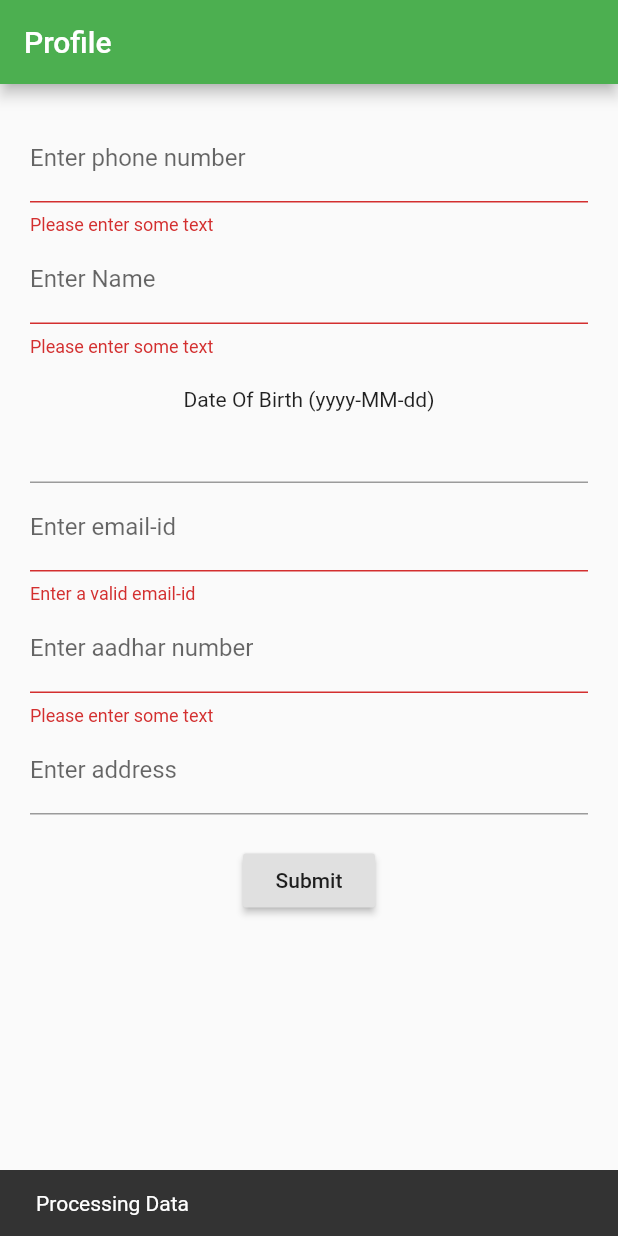
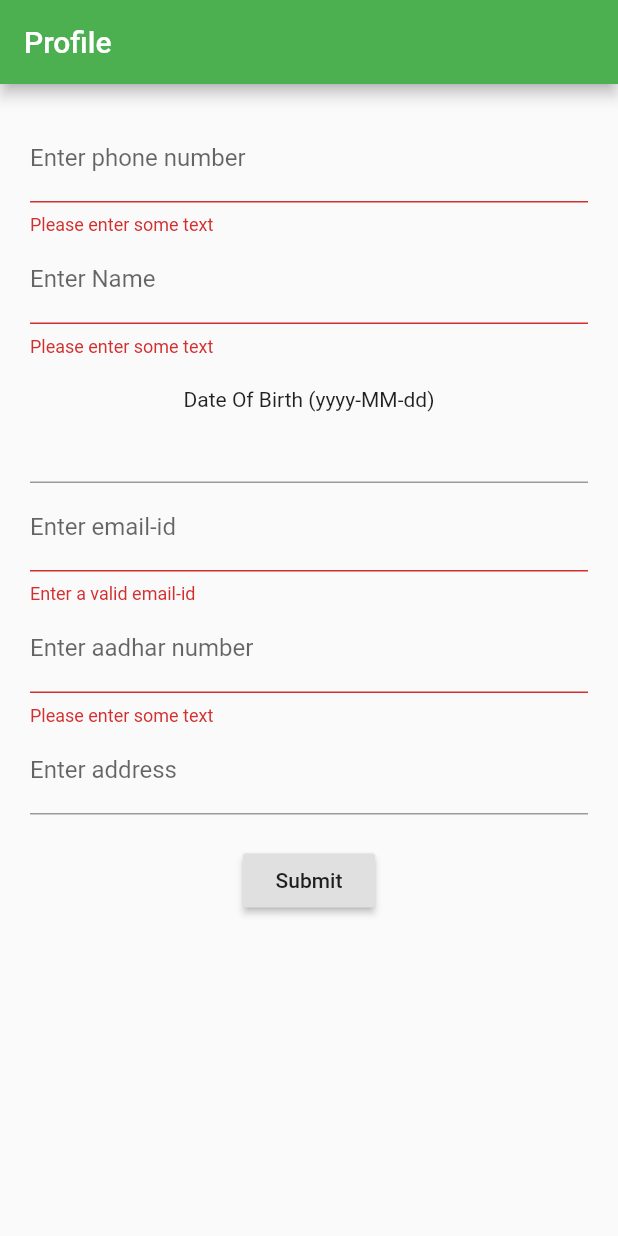
Before and after one commit to RohanAchar/digipay, a Flutter app: the ProfileForm screen opened directly, after a tap on "Submit", on a phone screen of 412 x 824 dp. Run offline on Flutter 3.47's test engine with Material 2 defaults, Android fonts, the phone set to English and light mode, and no system bars; our stand-ins replace auto_size_text, cloud_firestore, firebase_auth, string_validator; accounts and stored records are empty.

Commit message:
Update profile.dart

```diff
--- a/lib/views/profile/profile.dart
+++ b/lib/views/profile/profile.dart
@@ -78,7 +78,7 @@ class ProfileFormState extends State<ProfileForm> {
 
     }
 
-      scaffoldKey.currentState.showSnackBar(SnackBar(content: Text('Processing Data')));
+
 
   }
 
```
